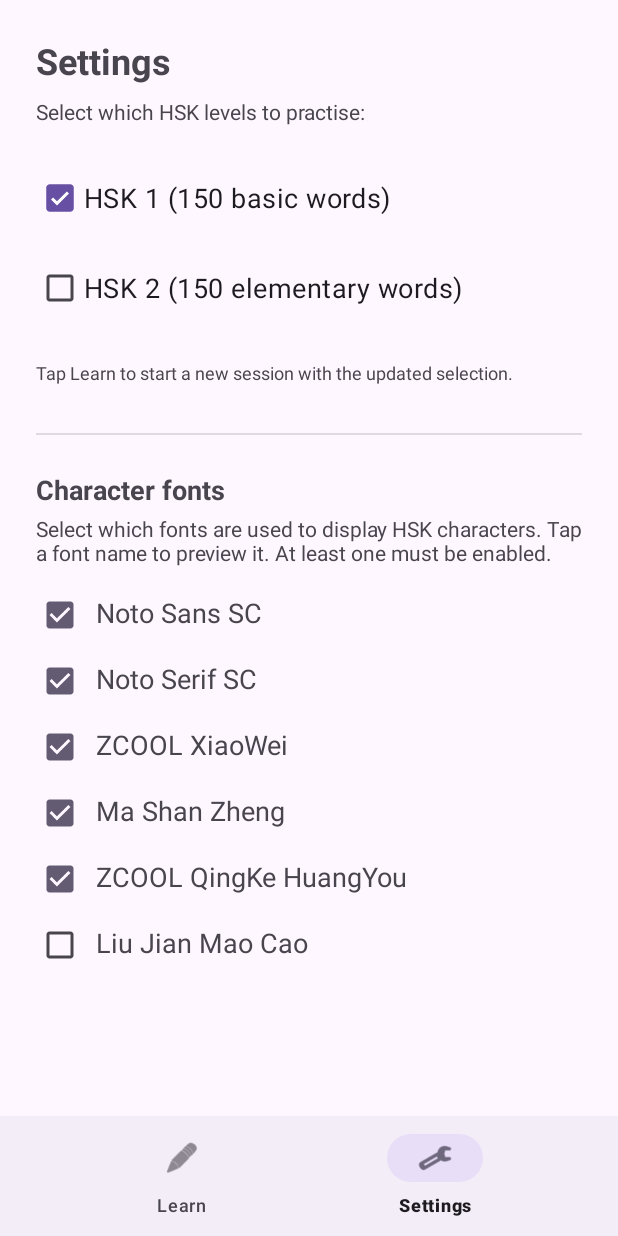
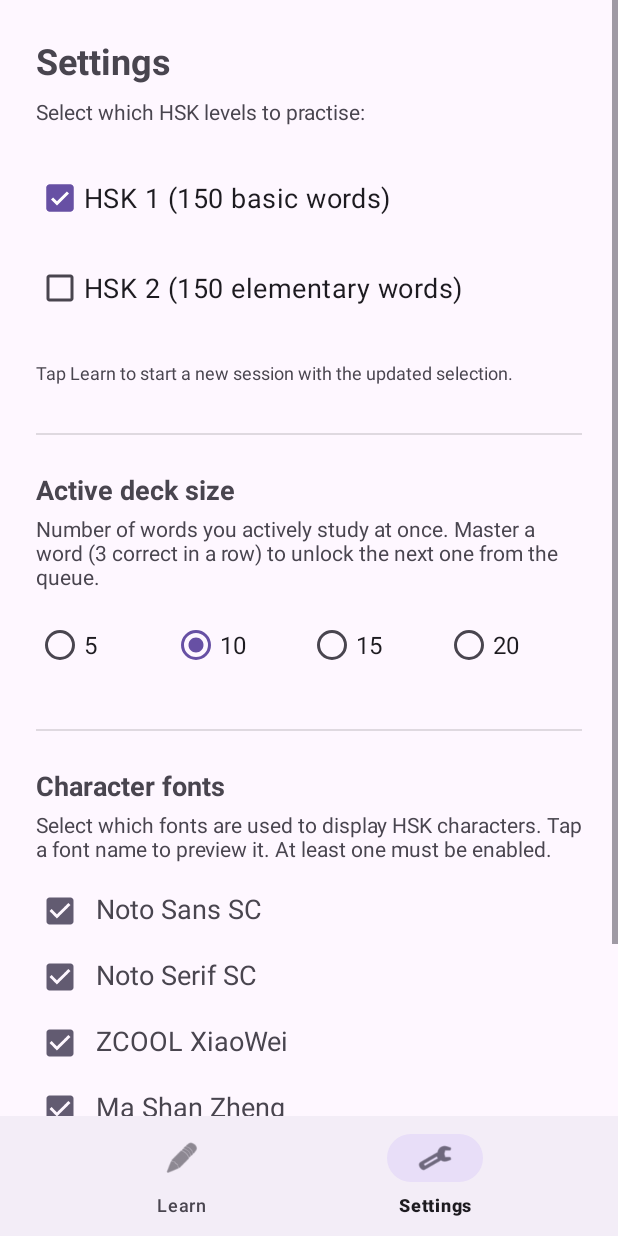
Before and after one commit to laufbanane2-create/hsk-learning, an Android app: the screen it shows after launch (MainActivity), item 2 of the bottom bar chosen, on a phone screen of 412 x 824 dp. Run offline under Robolectric (Android 15) with nearby library versions, the phone set to English and light mode, and no system bars; 2 statements that could not run were skipped.

Commit message:
feat: implement active/passive deck split for vocabulary learning
- SrsManager: add CardStatus enum (NEW/ACTIVE/GRADUATED), card status
  tracking, initializeActiveDeck, shouldGraduate, and graduateCard methods
- LearnFragment: filter by active set in normal mode, show graduation
  Snackbar on mastery, update progress label to show active count, cache
  allVocab field, track loadedDeckSize to reload on settings change
- SettingsFragment + fragment_settings.xml: add RadioGroup (5/10/15/20)
  for active deck size preference
- strings.xml: add label_progress, word_graduated, settings_deck_title/subtitle

Agent-Logs-Url: https://github.com/laufbanane2-create/hsk-learning/sessions/178a0619-2954-46c0-9da6-b73a146ba2cb

Co-authored-by: laufbanane2-create <272852210+laufbanane2-create@users.noreply.github.com>

```diff
--- a/app/src/main/java/com/laufbanane2/hsklearning/data/SrsManager.kt
+++ b/app/src/main/java/com/laufbanane2/hsklearning/data/SrsManager.kt
@@ -10,13 +10,23 @@ import android.content.Context
  *  - nextReviewMs – epoch-ms timestamp when the card is next due
  *  - repetitions  – consecutive correct answers
  *  - easeFactor   – multiplier applied to the interval on a correct answer
+ *  - status       – lifecycle state: NEW → ACTIVE → GRADUATED
  *
  * Correct answer → interval grows (× easeFactor), ease increases slightly.
  * Wrong answer   → interval resets to 1 minute, ease decreases slightly.
+ *
+ * Active/passive deck:
+ *  Only ACTIVE cards are shown during normal study. A card is promoted from
+ *  NEW to ACTIVE when an empty slot in the active deck is available.
+ *  A card graduates (ACTIVE → GRADUATED) after [GRADUATION_THRESHOLD]
+ *  consecutive correct answers, immediately promoting the next NEW card so
+ *  the deck stays full.
  */
 class SrsManager(context: Context) {
 
     private val prefs = context.getSharedPreferences("srs_data", Context.MODE_PRIVATE)
+
+    enum class CardStatus { NEW, ACTIVE, GRADUATED }
 
     companion object {
         private const val DEFAULT_EASE = 2.5f
@@ -25,6 +35,61 @@ class SrsManager(context: Context) {
         private const val MIN_INTERVAL_MS = 60_000L          // 1 minute
         private const val FIRST_CORRECT_MS = 60_000L         // 1 minute
         private const val SECOND_CORRECT_MS = 600_000L       // 10 minutes
+        /** Consecutive correct answers required to graduate a card. */
+        const val GRADUATION_THRESHOLD = 3
+    }
+
+    // ── Card status ───────────────────────────────────────────────────────────
+
+    fun getCardStatus(vocabId: String): CardStatus =
+        when (prefs.getString("${vocabId}_status", "new")) {
+            "active"    -> CardStatus.ACTIVE
+            "graduated" -> CardStatus.GRADUATED
+            else        -> CardStatus.NEW
+        }
+
+    private fun setCardStatus(vocabId: String, status: CardStatus) {
+        prefs.edit().putString("${vocabId}_status", status.name.lowercase()).apply()
+    }
+
+    /** Returns all IDs from [allIds] whose status is [CardStatus.ACTIVE]. */
+    fun getActiveIds(allIds: List<String>): List<String> =
+        allIds.filter { getCardStatus(it) == CardStatus.ACTIVE }
+
+    /**
+     * Ensures the active deck has [deckSize] cards by promoting NEW cards into
+     * empty slots. Already-ACTIVE and GRADUATED cards are left untouched.
+     * Safe to call every time a session loads — it only fills empty slots.
+     */
+    fun initializeActiveDeck(allIds: List<String>, deckSize: Int) {
+        val currentActiveCount = allIds.count { getCardStatus(it) == CardStatus.ACTIVE }
+        val slotsToFill = (deckSize - currentActiveCount).coerceAtLeast(0)
+        if (slotsToFill > 0) {
+            allIds
+                .filter { getCardStatus(it) == CardStatus.NEW }
+                .take(slotsToFill)
+                .forEach { setCardStatus(it, CardStatus.ACTIVE) }
+        }
+    }
+
+    /**
+     * Returns true when [vocabId] has accumulated enough consecutive correct
+     * answers to graduate. Call this after [recordAnswer] on a correct answer.
+     */
+    fun shouldGraduate(vocabId: String): Boolean =
+        prefs.getInt("${vocabId}_reps", 0) >= GRADUATION_THRESHOLD
+
+    /**
+     * Graduates [vocabId] (ACTIVE → GRADUATED) and immediately promotes the
+     * next NEW card from [allIds] so the active deck stays full.
+     */
+    fun graduateCard(vocabId: String, allIds: List<String>, deckSize: Int) {
+        setCardStatus(vocabId, CardStatus.GRADUATED)
+        val currentActiveCount = allIds.count { getCardStatus(it) == CardStatus.ACTIVE }
+        if (currentActiveCount < deckSize) {
+            allIds.firstOrNull { getCardStatus(it) == CardStatus.NEW }
+                ?.let { setCardStatus(it, CardStatus.ACTIVE) }
+        }
     }
 
     // ── Public queries ────────────────────────────────────────────────────────
--- a/app/src/main/java/com/laufbanane2/hsklearning/ui/learn/LearnFragment.kt
+++ b/app/src/main/java/com/laufbanane2/hsklearning/ui/learn/LearnFragment.kt
@@ -13,6 +13,7 @@ import android.view.ViewGroup
 import androidx.core.provider.FontRequest
 import androidx.core.provider.FontsContractCompat
 import androidx.fragment.app.Fragment
+import com.google.android.material.snackbar.Snackbar
 import com.laufbanane2.hsklearning.R
 import com.laufbanane2.hsklearning.data.ChineseFonts
 import com.laufbanane2.hsklearning.data.SrsManager
@@ -34,6 +35,7 @@ class LearnFragment : Fragment() {
     private var mediaPlayer: MediaPlayer? = null
 
     private var vocabList: List<VocabItem> = emptyList()
+    private var allVocab: List<VocabItem> = emptyList()
     private var currentIndex = 0
     private var currentItem: VocabItem? = null
 
@@ -42,6 +44,7 @@ class LearnFragment : Fragment() {
     // to another app and comes back.
     private var loadedHsk1 = false
     private var loadedHsk2 = false
+    private var loadedDeckSize = -1
     private var vocabLoaded = false
 
     // Loaded Chinese typefaces; populated asynchronously at startup.
@@ -49,6 +52,10 @@ class LearnFragment : Fragment() {
     // and all reads happen in showCurrentWord() on the main thread, so no
     // synchronisation is needed.
     private val chineseTypefaces = mutableListOf<Typeface>()
+
+    companion object {
+        private const val DEFAULT_ACTIVE_DECK_SIZE = 10
+    }
 
     override fun onCreateView(
         inflater: LayoutInflater, container: ViewGroup?,
@@ -77,7 +84,7 @@ class LearnFragment : Fragment() {
 
     // Only reload vocab when either:
     //  • it hasn't been loaded yet (fresh fragment after a tab switch), or
-    //  • the user changed the HSK-level settings while away.
+    //  • the user changed the HSK-level settings or active deck size while away.
     // This prevents a new word from appearing whenever the user multi-tasks
     // to another app and returns.
     override fun onResume() {
@@ -85,7 +92,8 @@ class LearnFragment : Fragment() {
         val prefs = requireContext().getSharedPreferences("settings", Context.MODE_PRIVATE)
         val hsk1 = prefs.getBoolean("hsk1_enabled", true)
         val hsk2 = prefs.getBoolean("hsk2_enabled", false)
-        if (!vocabLoaded || hsk1 != loadedHsk1 || hsk2 != loadedHsk2) {
+        val deckSize = prefs.getInt("active_deck_size", DEFAULT_ACTIVE_DECK_SIZE)
+        if (!vocabLoaded || hsk1 != loadedHsk1 || hsk2 != loadedHsk2 || deckSize != loadedDeckSize) {
             loadVocab()
         }
         // Always reload fonts on resume so changes made in Settings are picked up.
@@ -227,11 +235,13 @@ class LearnFragment : Fragment() {
         val prefs = requireContext().getSharedPreferences("settings", Context.MODE_PRIVATE)
         val hsk1 = prefs.getBoolean("hsk1_enabled", true)
         val hsk2 = prefs.getBoolean("hsk2_enabled", false)
+        val deckSize = prefs.getInt("active_deck_size", DEFAULT_ACTIVE_DECK_SIZE)
         loadedHsk1 = hsk1
         loadedHsk2 = hsk2
+        loadedDeckSize = deckSize
         vocabLoaded = true
 
-        val allVocab = VocabData.getVocab(hsk1, hsk2)
+        allVocab = VocabData.getVocab(hsk1, hsk2)
 
         if (allVocab.isEmpty()) {
             vocabList = emptyList()
@@ -239,20 +249,26 @@ class LearnFragment : Fragment() {
             return
         }
 
+        val allIds = allVocab.map { it.id }
+
+        // Promote NEW cards into empty active slots.
+        srsManager.initializeActiveDeck(allIds, deckSize)
+
         if (reviewAll) {
-            // Review all cards regardless of due date, in random order.
+            // Review all cards regardless of due date or status, in random order.
             vocabList = allVocab.shuffled()
         } else {
-            // Only show cards that are currently due, in random order.
+            // Normal mode: only show ACTIVE cards that are currently due.
+            val activeIds = srsManager.getActiveIds(allIds).toSet()
             vocabList = allVocab
-                .filter { srsManager.isDue(it.id) }
+                .filter { it.id in activeIds && srsManager.isDue(it.id) }
                 .shuffled()
         }
 
         currentIndex = 0
 
         if (vocabList.isEmpty()) {
-            showNoDueState(allVocab.map { it.id })
+            showNoDueState(srsManager.getActiveIds(allIds))
         } else {
             showCurrentWord()
         }
@@ -293,7 +309,12 @@ class LearnFragment : Fragment() {
         binding.groupFinished.visibility = View.GONE
         binding.groupNoDue.visibility = View.GONE
 
-        binding.textProgress.text = "${currentIndex + 1} / ${vocabList.size}"
+        binding.textProgress.text = getString(
+            R.string.label_progress,
+            currentIndex + 1,
+            vocabList.size,
+            srsManager.getActiveIds(allVocab.map { it.id }).size
+        )
         binding.textLevelBadge.text = "HSK ${item.level}"
         binding.textChinese.text = item.chinese
         if (chineseTypefaces.isNotEmpty()) {
@@ -338,6 +359,13 @@ class LearnFragment : Fragment() {
         }
         srsManager.recordAnswer(item.id, correct)
 
+        if (correct && srsManager.shouldGraduate(item.id)) {
+            val prefs = requireContext().getSharedPreferences("settings", Context.MODE_PRIVATE)
+            val deckSize = prefs.getInt("active_deck_size", DEFAULT_ACTIVE_DECK_SIZE)
+            srsManager.graduateCard(item.id, allVocab.map { it.id }, deckSize)
+            Snackbar.make(binding.root, getString(R.string.word_graduated), Snackbar.LENGTH_SHORT).show()
+        }
+
         val c = statsManager.getCorrect(item.id)
         val w = statsManager.getWrong(item.id)
         binding.textStats.text = "✓ $c   ✗ $w"
--- a/app/src/main/java/com/laufbanane2/hsklearning/ui/settings/SettingsFragment.kt
+++ b/app/src/main/java/com/laufbanane2/hsklearning/ui/settings/SettingsFragment.kt
@@ -62,6 +62,24 @@ class SettingsFragment : Fragment() {
 
         binding.checkboxHsk1.setOnClickListener(saveListener)
         binding.checkboxHsk2.setOnClickListener(saveListener)
+
+        // Active deck size
+        val deckSize = prefs.getInt("active_deck_size", 10)
+        when (deckSize) {
+            5    -> binding.radioDeck5.isChecked = true
+            15   -> binding.radioDeck15.isChecked = true
+            20   -> binding.radioDeck20.isChecked = true
+            else -> binding.radioDeck10.isChecked = true
+        }
+        binding.radioGroupDeckSize.setOnCheckedChangeListener { _, checkedId ->
+            val size = when (checkedId) {
+                R.id.radioDeck5  -> 5
+                R.id.radioDeck15 -> 15
+                R.id.radioDeck20 -> 20
+                else             -> 10
+            }
+            prefs.edit().putInt("active_deck_size", size).apply()
+        }
 
         // Build font rows dynamically: [CheckBox] [tappable font-name label]
         val density = resources.displayMetrics.density
--- a/app/src/main/res/layout/fragment_settings.xml
+++ b/app/src/main/res/layout/fragment_settings.xml
@@ -61,6 +61,72 @@
             android:background="?android:attr/listDivider"
             android:layout_marginBottom="24dp" />
 
+        <!-- Active deck size section -->
+        <TextView
+            android:layout_width="match_parent"
+            android:layout_height="wrap_content"
+            android:text="@string/settings_deck_title"
+            android:textSize="18sp"
+            android:textStyle="bold"
+            android:layout_marginBottom="4dp" />
+
+        <TextView
+            android:layout_width="match_parent"
+            android:layout_height="wrap_content"
+            android:text="@string/settings_deck_subtitle"
+            android:textSize="14sp"
+            android:textColor="?android:attr/textColorSecondary"
+            android:textIsSelectable="true"
+            android:layout_marginBottom="12dp" />
+
+        <RadioGroup
+            android:id="@+id/radioGroupDeckSize"
+            android:layout_width="match_parent"
+            android:layout_height="wrap_content"
+            android:orientation="horizontal"
+            android:layout_marginBottom="32dp">
+
+            <RadioButton
+                android:id="@+id/radioDeck5"
+                android:layout_width="0dp"
+                android:layout_height="wrap_content"
+                android:layout_weight="1"
+                android:text="5"
+                android:textSize="16sp" />
+
+            <RadioButton
+                android:id="@+id/radioDeck10"
+                android:layout_width="0dp"
+                android:layout_height="wrap_content"
+                android:layout_weight="1"
+                android:text="10"
+                android:textSize="16sp" />
+
+            <RadioButton
+                android:id="@+id/radioDeck15"
+                android:layout_width="0dp"
+                android:layout_height="wrap_content"
+                android:layout_weight="1"
+                android:text="15"
+                android:textSize="16sp" />
+
+            <RadioButton
+                android:id="@+id/radioDeck20"
+                android:layout_width="0dp"
+                android:layout_height="wrap_content"
+                android:layout_weight="1"
+                android:text="20"
+                android:textSize="16sp" />
+
+        </RadioGroup>
+
+        <!-- Divider -->
+        <View
+            android:layout_width="match_parent"
+            android:layout_height="1dp"
+            android:background="?android:attr/listDivider"
+            android:layout_marginBottom="24dp" />
+
         <!-- Font selector section -->
         <TextView
             android:layout_width="match_parent"
--- a/app/src/main/res/values/strings.xml
+++ b/app/src/main/res/values/strings.xml
@@ -23,6 +23,8 @@
     <string name="no_due_message_now">Cards are now due – tap below to start!</string>
     <string name="button_study_all">Review all cards anyway</string>
     <string name="label_interval">Interval: %s</string>
+    <string name="label_progress">%1$d / %2$d  ·  %3$d active</string>
+    <string name="word_graduated">🎉 Word mastered! A new word has been added.</string>
 
     <!-- Settings screen -->
     <string name="settings_title">Settings</string>
@@ -36,4 +38,6 @@
     <string name="font_preview_title">Font preview</string>
     <string name="font_preview_sample">我在学习汉语。</string>
     <string name="font_preview_loading">Loading font…</string>
+    <string name="settings_deck_title">Active deck size</string>
+    <string name="settings_deck_subtitle">Number of words you actively study at once. Master a word (3 correct in a row) to unlock the next one from the queue.</string>
 </resources>
```
